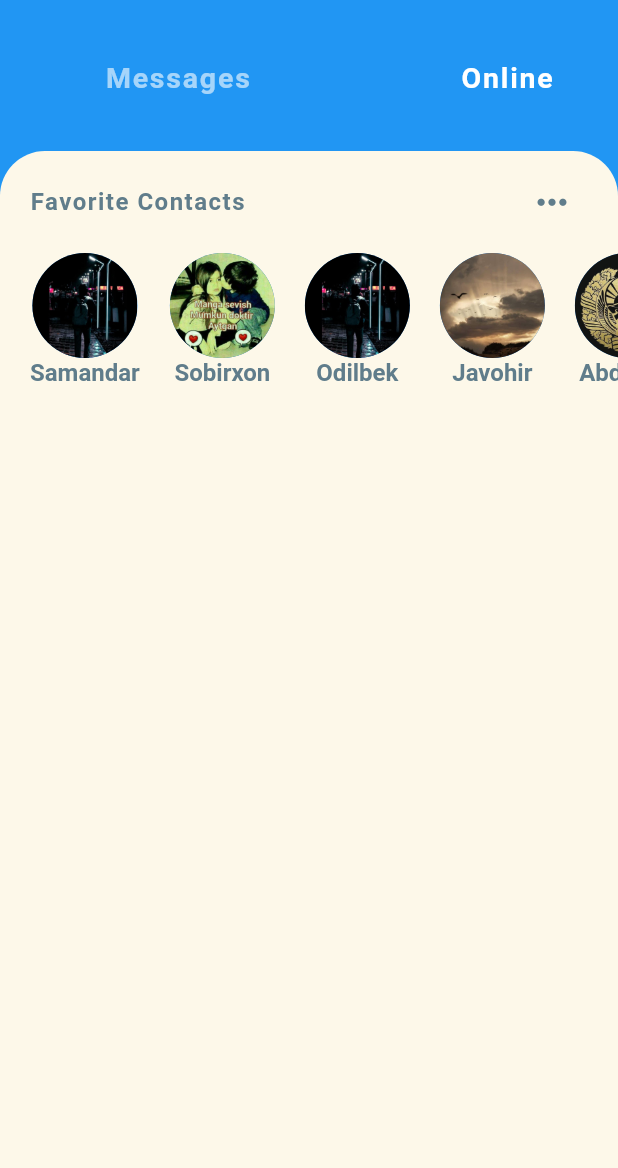
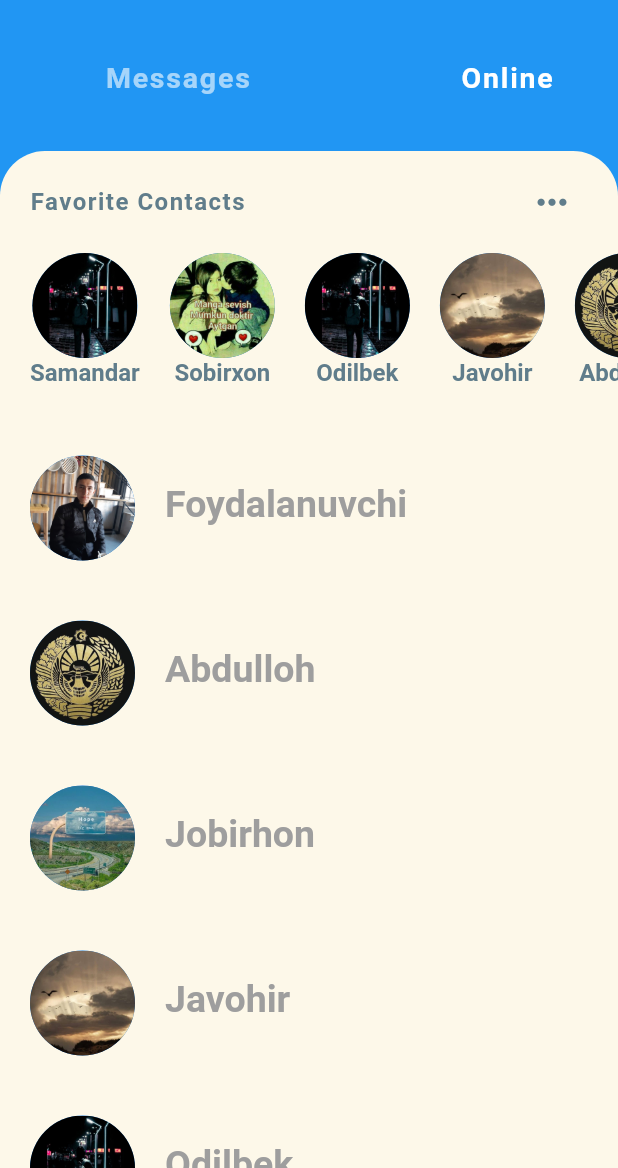
Before and after one commit to nbtpj/foodnet_01, a Flutter app: the Chat screen opened directly, after a tap on "Online", on a phone screen of 412 x 824 dp, the part 68-1236 px from its top. Run offline on Flutter 3.47's test engine with Material 2 defaults, Android fonts, the phone set to English and light mode, and no system bars; our stand-ins replace carousel_slider, curved_navigation_bar, firebase_auth, firebase_core, firebase_database, firebase_storage and 6 more; accounts and stored records are empty.

Commit message:
fix online users

```diff
--- a/lib/ui/screens/chat/model/message_model.dart
+++ b/lib/ui/screens/chat/model/message_model.dart
@@ -1,4 +1,5 @@
 import 'package:foodnet_01/ui/screens/chat/model/user_model.dart';
+import 'package:foodnet_01/util/entities.dart';
 
 class Message {
   final User sender;
--- a/lib/ui/screens/chat/screen/chat_screens.dart
+++ b/lib/ui/screens/chat/screen/chat_screens.dart
@@ -1,6 +1,7 @@
 import 'package:flutter/material.dart';
 import 'package:foodnet_01/ui/screens/chat/model/message_model.dart';
 import 'package:foodnet_01/ui/screens/chat/model/user_model.dart';
+import 'package:foodnet_01/util/entities.dart';
 
 
 class ChatScreens extends StatefulWidget {
--- a/lib/ui/screens/chat/widgets/online_selector.dart
+++ b/lib/ui/screens/chat/widgets/online_selector.dart
@@ -1,9 +1,15 @@
 import 'package:flutter/cupertino.dart';
 import 'package:flutter/material.dart';
+import 'package:foodnet_01/ui/screens/chat/screen/chat_screens.dart';
 import 'package:foodnet_01/ui/screens/chat/widgets/category_selector.dart';
 import 'package:foodnet_01/ui/screens/chat/widgets/favourite_contact.dart';
 import 'package:foodnet_01/ui/screens/chat/widgets/recent_chat.dart';
 import 'package:foodnet_01/ui/screens/nav_bar.dart';
+import 'package:foodnet_01/ui/screens/profile/profile.dart';
+import 'package:foodnet_01/util/data.dart';
+import 'package:foodnet_01/util/entities.dart';
+
+import '../model/user_model.dart';
 
 class OnlineSelector extends StatefulWidget {
   const OnlineSelector({Key? key}) : super(key: key);
@@ -15,6 +21,10 @@ class OnlineSelector extends StatefulWidget {
 class _OnlineSelectorState extends State<OnlineSelector> {
   @override
   Widget build(BuildContext context) {
+    Future<List<User>> fetchOnlineUsers() async {
+      //todo: implement get root post (categorical post)
+      return getOnlineUsers().toList();
+    }
     return Expanded(
       child: Container(
         decoration:const BoxDecoration(
@@ -24,8 +34,82 @@ class _OnlineSelectorState extends State<OnlineSelector> {
               topRight: Radius.circular(30.0)
           ),
         ),
-        child: FavoriteContacts()
-      ),
+        child: Column(
+          children: [
+            FavoriteContacts(),
+            Expanded(child: SingleChildScrollView(
+                child: Column(
+                  children: [
+                    // FavoriteContacts(),
+                    FutureBuilder<List<User>>(
+                        future: fetchOnlineUsers(),
+                        builder: (context, snapshot) {
+                          if (snapshot.hasData) {
+                            var onlines = snapshot.data ?? [];
+                            return ListView.separated(
+                                shrinkWrap: true,
+                                physics: const NeverScrollableScrollPhysics(),
+                                separatorBuilder: (BuildContext context, int index) {
+                                  return const SizedBox(
+                                    height: 10,
+                                  );
+                                },
+                                itemCount: onlines.length,
+                                itemBuilder: (BuildContext context, int index){
+                                  final User user = onlines[index];
+                                  return GestureDetector(
+                                      onTap: (){
+                                        // final User user;
+                                        Navigator.of(context).push(MaterialPageRoute(builder: (context)=>
+                                            ChatScreens(user: user,)));
+                                      },
+                                      child: Container(
+                                          margin:const EdgeInsets.only(top: 5.0, bottom: 5.0, right: 20.0),
+                                          padding:const EdgeInsets.symmetric(horizontal: 20.0 , vertical: 10.0),
+                                          child: Row(
+                                              mainAxisAlignment: MainAxisAlignment.spaceBetween,
+                                              children: [
+                                                Row(
+                                                  children: <Widget>[
+                                                    // const   SizedBox(width: 40.0,),
+                                                    CircleAvatar(radius: 35.0,
+                                                      backgroundImage: AssetImage(user.imgURL),
+                                                    ),
+                                                    const   SizedBox(width: 20.0,),
+                                                    Column(
+                                                      crossAxisAlignment: CrossAxisAlignment.start,
+                                                      children: [
+                                                        Text(
+                                                          user.name,
+                                                          style:const TextStyle(
+                                                            color: Colors.grey,
+                                                            fontSize: 25.0,
+                                                            fontWeight: FontWeight.bold,
+                                                          ),
+                                                        ),
+                                                        const   SizedBox(height: 5.0,)
+                                                      ],
+                                                    ),
+                                                  ],
+                                                ),
+                                              ]
+                                          )
+                                      )
+                                  );
+                                }
+                            );
+                          } else {
+                            return const Center();
+                          }
+                        }
+                    ),
+
+                  ],
+                )
+            ))
+          ],
+        )
+      )
     );
   }
 }
--- a/lib/ui/screens/chat/widgets/recent_chat.dart
+++ b/lib/ui/screens/chat/widgets/recent_chat.dart
@@ -1,6 +1,7 @@
 import 'package:flutter/material.dart';
 import 'package:foodnet_01/ui/screens/chat/model/message_model.dart';
 import 'package:foodnet_01/ui/screens/chat/screen/chat_screens.dart';
+import 'package:foodnet_01/util/entities.dart';
 
 class RecentChats extends StatelessWidget {
 
--- a/lib/util/data.dart
+++ b/lib/util/data.dart
@@ -1,4 +1,5 @@
 import 'package:tuple/tuple.dart';
+import '../ui/screens/chat/model/user_model.dart';
 import 'entities.dart';
 
 /// định nghĩa các API sử dụng
@@ -291,3 +292,47 @@ Stream<Tuple2<double, Object>?> search(Filter filter) async* {
   // TODO: implement search
   yield null;
 }
+
+Stream<User> getOnlineUsers() async* {
+  /// hàm tìm kiếm một tập các User đang online là friend của user hiện tại.
+  yield User(
+        id: 0,
+        name: "Foydalanuvchi",
+        imgURL: "assets/chat/me.png"
+  );
+  yield User(
+        id: 1,
+        name: "Abdulloh",
+        imgURL: "assets/chat/gerb.jpg"
+  );
+  yield User(
+        id: 2,
+        name: "Jobirhon",
+        imgURL: "assets/chat/magistrial.jpg"
+  );
+  yield User(
+        id: 3,
+        name: "Javohir",
+        imgURL: "assets/chat/nature.jpg"
+  );
+  yield User(
+        id: 4,
+        name: "Odilbek",
+        imgURL: "assets/chat/night.jpg"
+  );
+  yield User(
+        id: 5,
+        name: "Samandar",
+        imgURL: "assets/chat/night.jpg"
+  );
+  yield User(
+        id: 6,
+        name: "Boburjon",
+        imgURL: "assets/chat/me.png"
+  );
+  yield User(
+        id: 7,
+        name: "Sobirxon",
+        imgURL: "assets/chat/boys.jpg"
+  );
+}
--- a/lib/util/entities.dart
+++ b/lib/util/entities.dart
@@ -2,6 +2,9 @@ import 'package:google_maps_flutter/google_maps_flutter.dart';
 import 'package:tuple/tuple.dart';
 import 'dart:math';
 import 'package:timeago/timeago.dart' as timeago;
+
+import '../ui/screens/chat/model/message_model.dart';
+import '../ui/screens/chat/model/user_model.dart';
 
 List<LatLng> position_list = [const LatLng(37.42796133580664, -122.085749655962),
   const LatLng(37.42484642575639, -122.08309359848501),
@@ -201,3 +204,18 @@ class Filter {
 
   Filter({this.search_type, this.keyword, this.scoreThreshold});
 }
+
+class Chat implements LazyLoadData{
+  late User sender;
+  late List<Message>? chats;
+
+  Chat({
+    required this.sender,
+    this.chats
+  });
+
+  @override
+  void loadMore() {
+    // TODO: implement loadMore
+  }
+}
```
